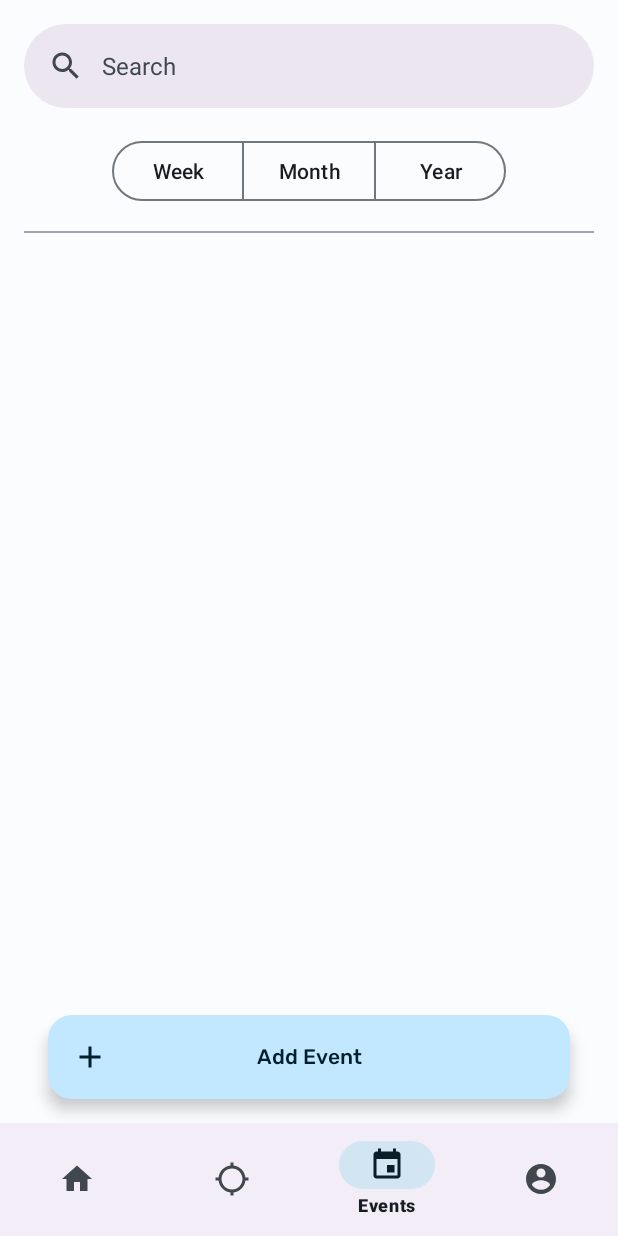
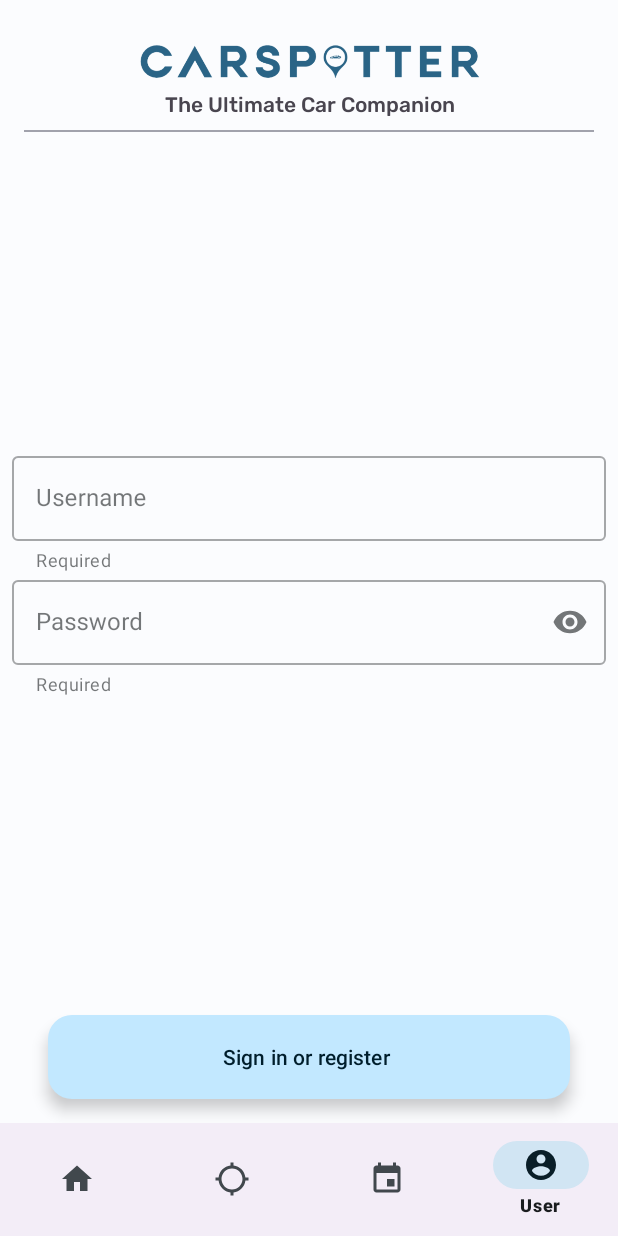
Before and after one commit to woutlyen/CarSpotter, an Android app: the screen it shows after launch (MainActivity), item 4 of the bottom bar chosen, on a phone screen of 412 x 824 dp. Run offline under Robolectric (Android 15) with nearby library versions, the phone set to English and light mode, and no system bars; our stand-ins replace Volley; libraries missing offline, so code that uses them is left out: com.google.firebase.crashlytics, com.google.maps.android; network calls fail; pictures from the network do not load.

Commit message:
Added Login page foundation

```diff
--- /dev/null
+++ b/app/src/main/java/com/example/carspotter/LoginFragment.java
@@ -0,0 +1,39 @@
+package com.example.carspotter;
+
+import android.os.Bundle;
+
+import androidx.fragment.app.Fragment;
+
+import android.view.LayoutInflater;
+import android.view.View;
+import android.view.ViewGroup;
+
+/**
+ * A simple {@link Fragment} subclass.
+ * Use the {@link LoginFragment#newInstance} factory method to
+ * create an instance of this fragment.
+ */
+public class LoginFragment extends Fragment {
+
+
+    public LoginFragment() {
+        // Required empty public constructor
+    }
+    public static LoginFragment newInstance(String param1, String param2) {
+        LoginFragment fragment = new LoginFragment();
+        return fragment;
+    }
+
+    @Override
+    public void onCreate(Bundle savedInstanceState) {
+        super.onCreate(savedInstanceState);
+
+    }
+
+    @Override
+    public View onCreateView(LayoutInflater inflater, ViewGroup container,
+                             Bundle savedInstanceState) {
+        // Inflate the layout for this fragment
+        return inflater.inflate(R.layout.fragment_login, container, false);
+    }
+}
--- a/app/src/main/java/com/example/carspotter/MainActivity.java
+++ b/app/src/main/java/com/example/carspotter/MainActivity.java
@@ -10,6 +10,8 @@
 import androidx.fragment.app.FragmentTransaction;
 
 import com.google.android.material.bottomnavigation.BottomNavigationView;
+import com.google.firebase.crashlytics.buildtools.reloc.org.apache.commons.logging.Log;
+
 import java.io.*;
 
 public class MainActivity extends AppCompatActivity
@@ -79,6 +81,7 @@
     BrandSelectFragment brandSelectFragment = new BrandSelectFragment();
     HomeFragment homeFragment = new HomeFragment();
     EventsFragment eventsFragment = new EventsFragment();
+    LoginFragment loginFragment = new LoginFragment();
 
     @Override
     public boolean
@@ -108,6 +111,13 @@
                     .commit();
             return true;
         }
+        else if (id == R.id.item_4){
+            getSupportFragmentManager()
+                    .beginTransaction()
+                    .replace(R.id.flFragment, loginFragment)
+                    .commit();
+            return true;
+        }
         return false;
     }
 
--- /dev/null
+++ b/app/src/main/res/layout/fragment_login.xml
@@ -0,0 +1,109 @@
+<?xml version="1.0" encoding="utf-8"?>
+<androidx.constraintlayout.widget.ConstraintLayout xmlns:android="http://schemas.android.com/apk/res/android"
+    xmlns:app="http://schemas.android.com/apk/res-auto"
+    xmlns:tools="http://schemas.android.com/tools"
+    android:id="@+id/frameLayout"
+    android:layout_width="match_parent"
+    android:layout_height="match_parent"
+    tools:context=".LoginFragment">
+
+    <com.google.android.material.floatingactionbutton.ExtendedFloatingActionButton
+        android:id="@+id/submit_fab2"
+        android:layout_width="0dp"
+        android:layout_height="wrap_content"
+        android:layout_gravity="bottom|right"
+        android:layout_marginHorizontal="32dp"
+        android:layout_marginBottom="16dp"
+        android:contentDescription="@string/extended_fab_content_desc"
+        android:text="@string/action_sign_in"
+        app:iconPadding="-20dp"
+        app:layout_constraintBottom_toBottomOf="parent"
+        app:layout_constraintEnd_toEndOf="parent"
+        app:layout_constraintStart_toStartOf="parent"
+
+        />
+
+    <com.google.android.material.textfield.TextInputLayout
+        android:id="@+id/textName"
+        style="@style/Widget.MaterialComponents.TextInputLayout.OutlinedBox"
+        android:layout_width="0dp"
+        android:layout_height="wrap_content"
+        android:layout_marginHorizontal="16dp"
+        android:layout_marginStart="8dp"
+        android:layout_marginEnd="8dp"
+        android:hint="Username"
+        app:endIconMode="clear_text"
+        app:helperText="Required"
+        app:layout_constraintBottom_toTopOf="@+id/textDescription"
+        app:layout_constraintEnd_toEndOf="parent"
+        app:layout_constraintStart_toStartOf="parent"
+        app:layout_constraintTop_toBottomOf="@+id/logoConstraintLayout"
+        app:layout_constraintVertical_bias="1.0">
+
+        <com.google.android.material.textfield.TextInputEditText
+            android:id="@+id/username"
+            android:layout_width="match_parent"
+            android:layout_height="wrap_content" />
+    </com.google.android.material.textfield.TextInputLayout>
+
+    <com.google.android.material.textfield.TextInputLayout
+        android:id="@+id/textDescription"
+        style="@style/Widget.MaterialComponents.TextInputLayout.OutlinedBox"
+        android:layout_width="match_parent"
+        android:layout_height="287dp"
+        android:layout_marginHorizontal="16dp"
+        android:layout_marginVertical="8dp"
+        android:layout_marginStart="8dp"
+        android:layout_marginEnd="8dp"
+        android:hint="Password"
+        app:endIconMode="password_toggle"
+        app:helperText="Required"
+        app:layout_constraintBottom_toTopOf="@+id/submit_fab2"
+        app:layout_constraintEnd_toEndOf="parent"
+        app:layout_constraintStart_toStartOf="parent">
+
+        <com.google.android.material.textfield.TextInputEditText
+            android:id="@+id/password"
+            android:layout_width="match_parent"
+            android:layout_height="wrap_content"
+            android:inputType="textPassword" />
+    </com.google.android.material.textfield.TextInputLayout>
+
+    <androidx.constraintlayout.widget.ConstraintLayout
+        android:id="@+id/logoConstraintLayout"
+        android:layout_width="match_parent"
+        android:layout_height="wrap_content"
+        app:layout_constraintTop_toTopOf="parent">
+
+        <ImageView
+            android:id="@+id/logoTop"
+            android:layout_width="230dp"
+            android:layout_height="wrap_content"
+            app:layout_constraintEnd_toEndOf="parent"
+            app:layout_constraintStart_toStartOf="parent"
+            app:layout_constraintTop_toTopOf="parent"
+            app:srcCompat="@drawable/car_spotter_logo" />
+
+        <TextView
+            android:id="@+id/slogan2"
+            android:layout_width="match_parent"
+            android:layout_height="wrap_content"
+            android:layout_marginTop="-20dp"
+            android:fontFamily="@font/rubik_medium"
+            android:gravity="center_horizontal"
+            android:text="The Ultimate Car Companion"
+            app:layout_constraintTop_toBottomOf="@id/logoTop" />
+
+        <com.google.android.material.divider.MaterialDivider
+            android:id="@+id/divider"
+            android:layout_width="match_parent"
+            android:layout_height="wrap_content"
+            android:layout_marginHorizontal="16dp"
+            android:layout_marginTop="8dp"
+            app:dividerColor="@color/m3_sys_color_dynamic_dark_outline"
+            app:layout_constraintTop_toBottomOf="@id/slogan2"
+            tools:layout_editor_absoluteX="16dp" />
+
+    </androidx.constraintlayout.widget.ConstraintLayout>
+
+</androidx.constraintlayout.widget.ConstraintLayout>
```
